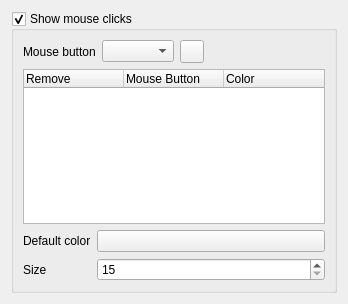
Old version of the form src/ui/mouse.ui in the repository hippich/recorditnow.
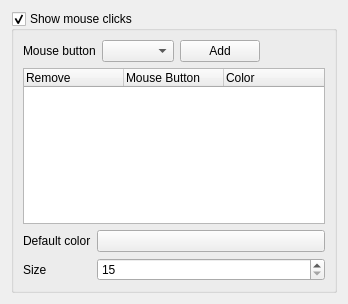
New version of the form. Custom widgets are drawn as their Qt base class.

```diff
--- a/src/ui/mouse.ui
+++ b/src/ui/mouse.ui
@@ -39,9 +39,9 @@
          <widget class="KComboBox" name="buttonCombo"/>
         </item>
         <item>
-         <widget class="QToolButton" name="addButton">
+         <widget class="KPushButton" name="addButton">
           <property name="text">
-           <string notr="true"/>
+           <string>Add</string>
           </property>
          </widget>
         </item>
@@ -154,6 +154,11 @@
    <extends>QSpinBox</extends>
    <header>knuminput.h</header>
   </customwidget>
+  <customwidget>
+   <class>KPushButton</class>
+   <extends>QPushButton</extends>
+   <header>kpushbutton.h</header>
+  </customwidget>
   <customwidget>
    <class>KComboBox</class>
    <extends>QComboBox</extends>
```
Left out of the diff: 9 changed lines with no effect on the pictures.
